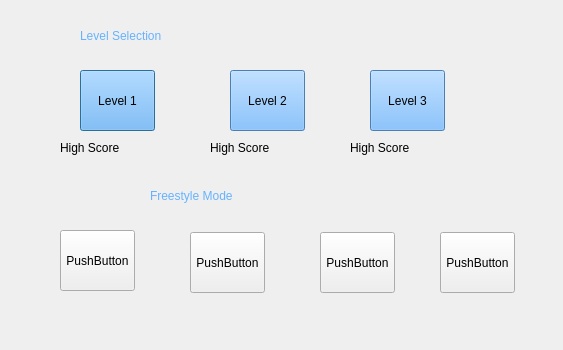
Old version of the form A7-Parachutes/A7-Parachutes/leveldialog.ui in the repository thePeterPan/CS3505-2016.
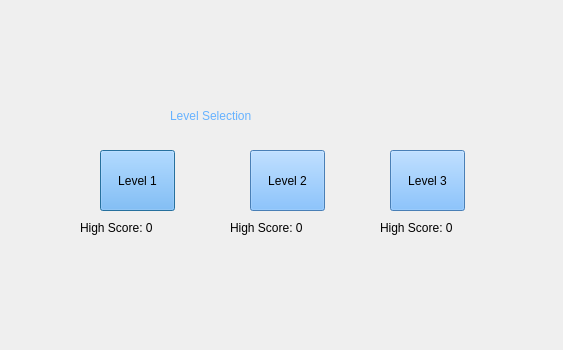
New version of the form.

Patch:
```diff
--- a/A7-Parachutes/A7-Parachutes/leveldialog.ui
+++ b/A7-Parachutes/A7-Parachutes/leveldialog.ui
@@ -13,32 +13,11 @@
   <property name="windowTitle">
    <string>Select Level</string>
   </property>
-  <widget class="QLabel" name="levelTttle">
-   <property name="geometry">
-    <rect>
-     <x>80</x>
-     <y>10</y>
-     <width>371</width>
-     <height>51</height>
-    </rect>
-   </property>
-   <property name="styleSheet">
-    <string notr="true">font: 30pt &quot;Fixedsys&quot;;
-color: rgb(102, 178, 255);
-</string>
-   </property>
-   <property name="locale">
-    <locale language="English" country="UnitedStates"/>
-   </property>
-   <property name="text">
-    <string>Level Selection</string>
-   </property>
-  </widget>
   <widget class="QPushButton" name="level1Button">
    <property name="geometry">
     <rect>
-     <x>80</x>
-     <y>70</y>
+     <x>100</x>
+     <y>150</y>
      <width>75</width>
      <height>61</height>
     </rect>
@@ -59,8 +38,8 @@
   <widget class="QPushButton" name="level2Button">
    <property name="geometry">
     <rect>
-     <x>230</x>
-     <y>70</y>
+     <x>250</x>
+     <y>150</y>
      <width>75</width>
      <height>61</height>
     </rect>
@@ -78,8 +57,8 @@
   <widget class="QPushButton" name="level3Button">
    <property name="geometry">
     <rect>
-     <x>370</x>
-     <y>70</y>
+     <x>390</x>
+     <y>150</y>
      <width>75</width>
      <height>61</height>
     </rect>
@@ -97,9 +76,9 @@
   <widget class="QLabel" name="level1HighScore">
    <property name="geometry">
     <rect>
-     <x>60</x>
-     <y>140</y>
-     <width>81</width>
+     <x>80</x>
+     <y>220</y>
+     <width>111</width>
      <height>16</height>
     </rect>
    </property>
@@ -107,15 +86,15 @@
     <string notr="true">font: 6pt &quot;Fixedsys&quot;;</string>
    </property>
    <property name="text">
-    <string>High Score</string>
+    <string>High Score: 0</string>
    </property>
   </widget>
   <widget class="QLabel" name="level2HighScore">
    <property name="geometry">
     <rect>
-     <x>210</x>
-     <y>140</y>
-     <width>81</width>
+     <x>230</x>
+     <y>220</y>
+     <width>111</width>
      <height>16</height>
     </rect>
    </property>
@@ -123,15 +102,15 @@
     <string notr="true">font: 6pt &quot;Fixedsys&quot;;</string>
    </property>
    <property name="text">
-    <string>High Score</string>
+    <string>High Score: 0</string>
    </property>
   </widget>
   <widget class="QLabel" name="level3HighScore">
    <property name="geometry">
     <rect>
-     <x>350</x>
-     <y>140</y>
-     <width>81</width>
+     <x>380</x>
+     <y>220</y>
+     <width>111</width>
      <height>16</height>
     </rect>
    </property>
@@ -139,15 +118,15 @@
     <string notr="true">font: 6pt &quot;Fixedsys&quot;;</string>
    </property>
    <property name="text">
-    <string>High Score</string>
+    <string>High Score: 0</string>
    </property>
   </widget>
-  <widget class="QLabel" name="freestyleTitle">
+  <widget class="QLabel" name="levelTttle">
    <property name="geometry">
     <rect>
-     <x>150</x>
-     <y>170</y>
-     <width>241</width>
+     <x>170</x>
+     <y>90</y>
+     <width>371</width>
      <height>51</height>
     </rect>
    </property>
@@ -160,61 +139,17 @@
     <locale language="English" country="UnitedStates"/>
    </property>
    <property name="text">
-    <string>Freestyle Mode</string>
+    <string>Level Selection</string>
    </property>
   </widget>
-  <widget class="QPushButton" name="pushButton">
-   <property name="geometry">
-    <rect>
-     <x>60</x>
-     <y>230</y>
-     <width>75</width>
-     <height>61</height>
-    </rect>
-   </property>
-   <property name="text">
-    <string>PushButton</string>
-   </property>
-  </widget>
-  <widget class="QPushButton" name="pushButton_2">
-   <property name="geometry">
-    <rect>
-     <x>190</x>
-     <y>232</y>
-     <width>75</width>
-     <height>61</height>
-    </rect>
-   </property>
-   <property name="text">
-    <string>PushButton</string>
-   </property>
-  </widget>
-  <widget class="QPushButton" name="pushButton_4">
-   <property name="geometry">
-    <rect>
-     <x>320</x>
-     <y>232</y>
-     <width>75</width>
-     <height>61</height>
-    </rect>
-   </property>
-   <property name="text">
-    <string>PushButton</string>
-   </property>
-  </widget>
-  <widget class="QPushButton" name="pushButton_5">
-   <property name="geometry">
-    <rect>
-     <x>440</x>
-     <y>232</y>
-     <width>75</width>
-     <height>61</height>
-    </rect>
-   </property>
-   <property name="text">
-    <string>PushButton</string>
-   </property>
-  </widget>
+  <zorder>levelTttle</zorder>
+  <zorder>level1Button</zorder>
+  <zorder>level2Button</zorder>
+  <zorder>level3Button</zorder>
+  <zorder>level1HighScore</zorder>
+  <zorder>level2HighScore</zorder>
+  <zorder>level3HighScore</zorder>
+  <zorder>levelTttle</zorder>
  </widget>
  <resources/>
  <connections/>
```
